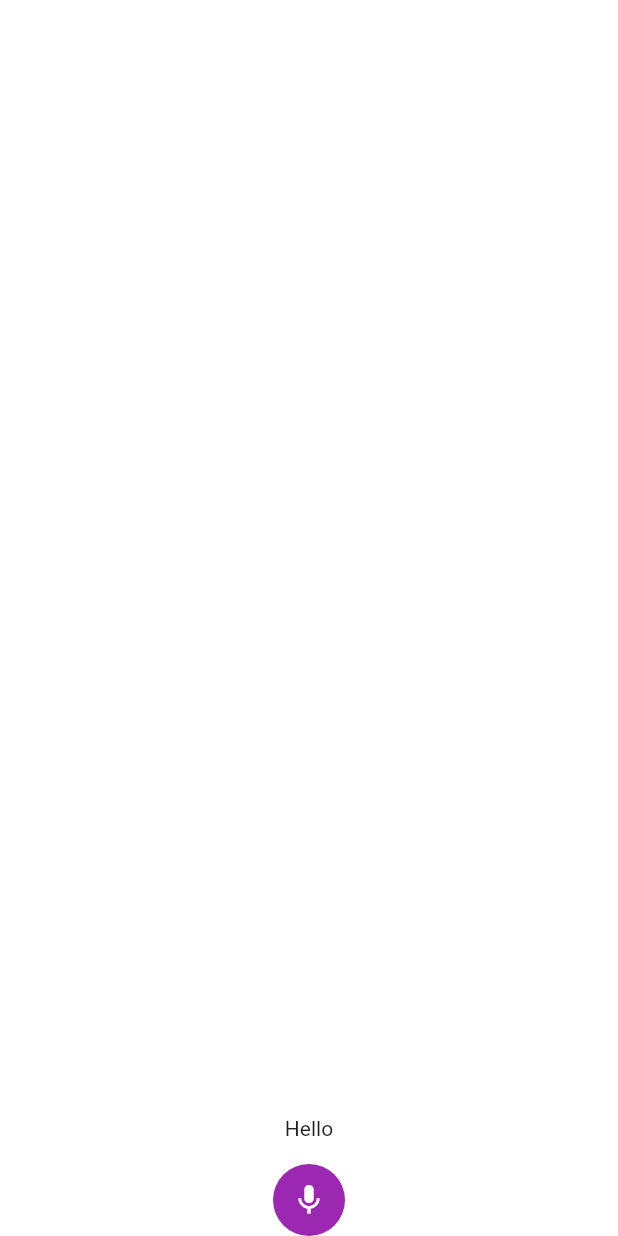
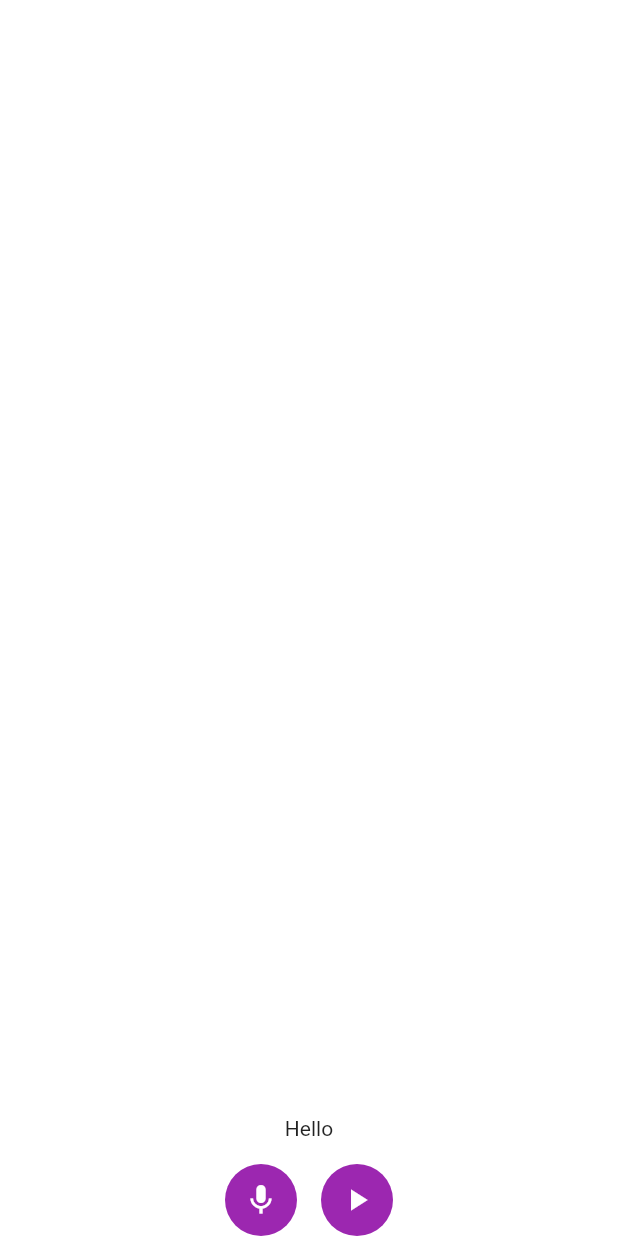
Before and after one commit to h2oiswater/UX-Explore, a Flutter app: the screen it shows after launch, on a phone screen of 412 x 824 dp. Run offline on Flutter 3.47's test engine with Material 2 defaults, Android fonts, the phone set to English and light mode, and no system bars; our stand-ins replace permission_handler; missing offline and left inert: flutter_sound.

```diff
--- a/lib/main.dart
+++ b/lib/main.dart
@@ -2,19 +2,18 @@ import 'package:flutter/material.dart';
 import 'package:provider/provider.dart';
 
 import 'package:starter/bloc/auth.dart';
+import 'package:starter/bloc/conversation.dart';
 import 'package:starter/ui/pages/main/main.dart';
 
-
 void main() => runApp(new MyApp());
-
 
 class MyApp extends StatelessWidget {
   @override
   Widget build(BuildContext context) {
     Provider.debugCheckInvalidValueType = null;
 
-    return ChangeNotifierProvider<AuthBloc>.value(
-      value: AuthBloc(),
+    return MultiProvider(
+      providers: [ChangeNotifierProvider.value(value: ConversationBloc())],
       child: MaterialApp(
         title: 'Flutter Code Sample for Navigator',
         home: MainPage(),
--- a/lib/ui/widgets/voice_input.dart
+++ b/lib/ui/widgets/voice_input.dart
@@ -1,15 +1,50 @@
 import 'package:flutter/material.dart';
+import 'package:provider/provider.dart';
+import 'package:starter/bloc/conversation.dart';
 
-class VoiceInputWidget extends StatelessWidget {
+class VoiceInputWidget extends StatefulWidget {
+  @override
+  State<StatefulWidget> createState() {
+    return VoiceInputWidgetState();
+  }
+}
+
+class VoiceInputWidgetState extends State<VoiceInputWidget> {
   @override
   Widget build(BuildContext context) {
-    const icon = Icons.mic;
+    return Consumer<ConversationBloc>(builder: (context, value, _) {
+      final icon = value.isRecording ? Icons.fiber_manual_record : Icons.mic;
+
       return Column(
         mainAxisSize: MainAxisSize.min,
         children: <Widget>[
           Text(
-          'Hello',
+            value.currentText,
             style: Theme.of(context).textTheme.body1,
+          ),
+          Padding(
+            padding: EdgeInsets.all(8),
+          ),
+          Row(
+            mainAxisSize: MainAxisSize.min,
+            children: <Widget>[
+              Container(
+                width: 48,
+                height: 48,
+                decoration: BoxDecoration(
+                    color: Colors.purple,
+                    borderRadius: BorderRadius.all(Radius.circular(24))),
+                child: InkWell(
+                  onTapDown: (_) => value.startRecord(),
+                  onTapCancel: () => print('onTapCancel'),
+                  onTap: () => value.stopRecord(),
+                  child: Center(
+                    child: Icon(
+                      icon,
+                      color: Colors.white,
+                    ),
+                  ),
+                ),
               ),
               Padding(
                 padding: EdgeInsets.all(8),
@@ -21,18 +56,19 @@ class VoiceInputWidget extends StatelessWidget {
                     color: Colors.purple,
                     borderRadius: BorderRadius.all(Radius.circular(24))),
                 child: InkWell(
-            onTapDown: (_) => print('onTapDown'),
-            onTapCancel: () => print('onTapCancel'),
-            onTap: () => print("onTap"),
+                  onTap: () => value.startPlayer(),
                   child: Center(
                     child: Icon(
-                icon,
+                      Icons.play_arrow,
                       color: Colors.white,
                     ),
                   ),
                 ),
               )
             ],
+          ),
+        ],
       );
+    });
   }
 }
--- a/lib/utils/file_manager.dart
+++ b/lib/utils/file_manager.dart
@@ -11,6 +11,6 @@ class FileManager {
     if (!isVoiceDirExist) {
       await voiceDir.create();
     }
-    return "${voiceDir.path}/${DateTime.now().millisecondsSinceEpoch.toString()}";
+    return "${voiceDir.path}${DateTime.now().millisecondsSinceEpoch.toString()}.m4a";
   }
 }
--- a/pubspec.yaml
+++ b/pubspec.yaml
@@ -22,10 +22,11 @@ dependencies:
   # State Management
   provider: ^3.1.0
   # Audio Record
-  flutter_sound:
-    git: https://github.com/bsutton/flutter_sound
+  flutter_sound: ^1.4.2
   # Path Provider
   path_provider: ^1.2.0
+  # Permission Check
+  permission_handler: ^3.2.0
 
   # The following adds the Cupertino Icons font to your application.
   # Use with the CupertinoIcons class for iOS style icons.
```
Also changed, not shown: lib/bloc/conversation.dart (+136 -8 lines), pubspec.lock, 5 other files. Lines whose indentation alone changed are shown as unchanged.
